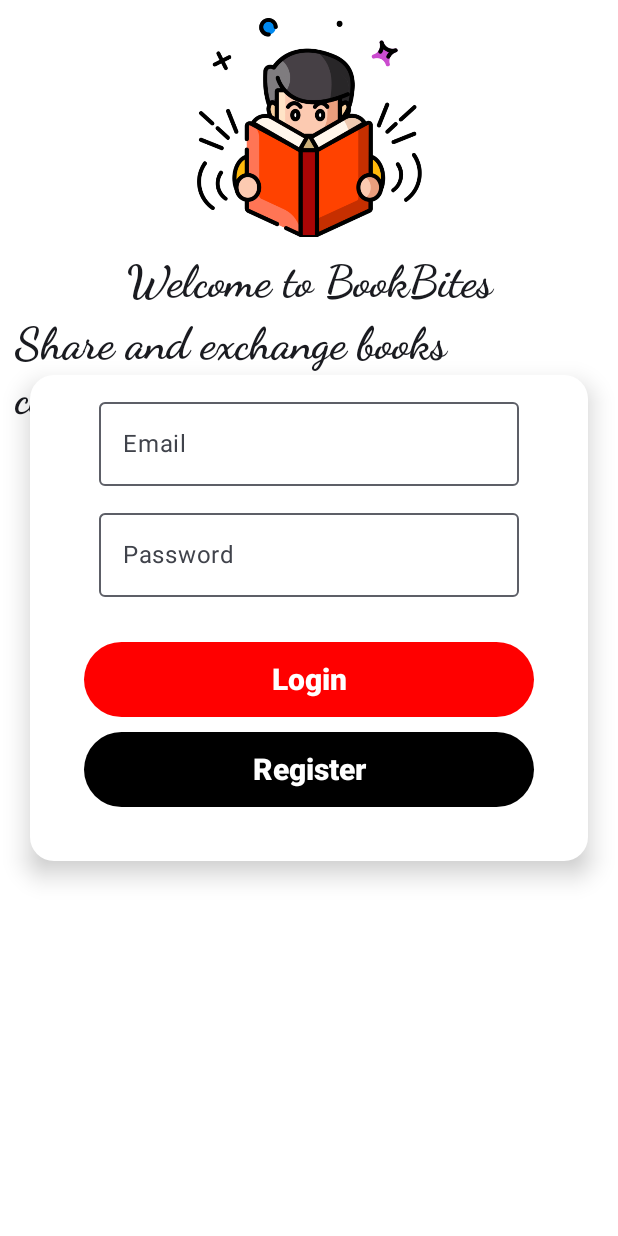
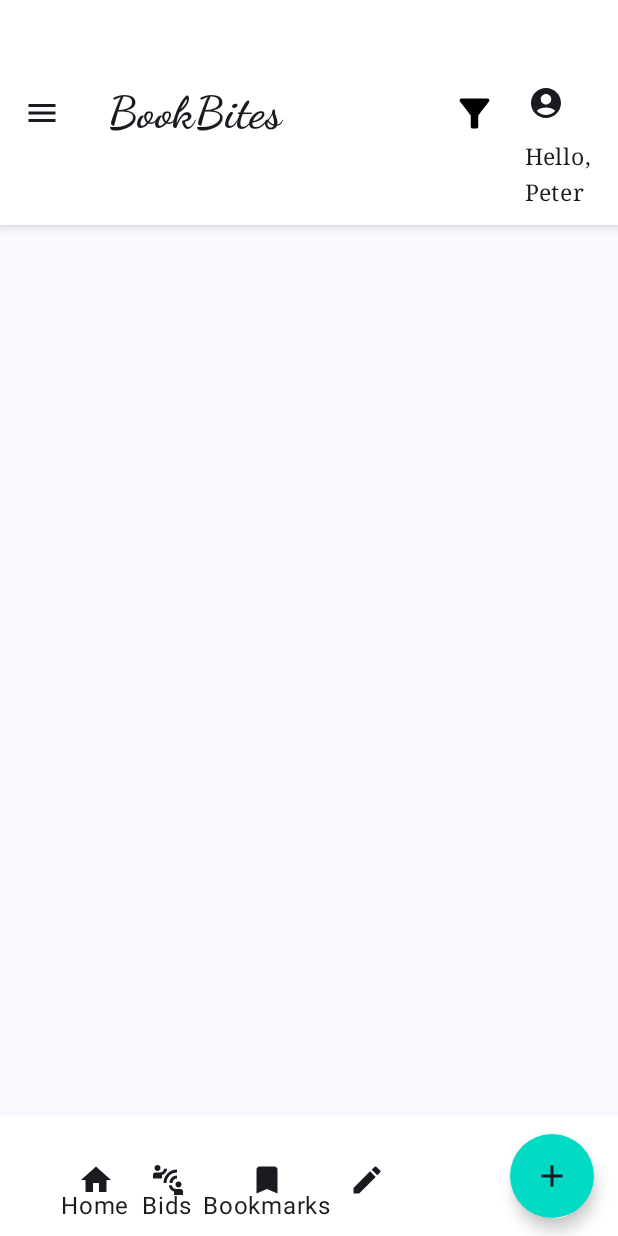
Before and after one commit to Peter-cloud-web/BookBites, an Android app built with Jetpack Compose: the screen it shows after launch (MainActivity), on a phone screen of 412 x 824 dp. Run offline under Robolectric (Android 15) with nearby library versions, the phone set to English and light mode, and no system bars; our stand-ins replace Dagger/Hilt's generated code.

Commit message:
Add top and bottom bars

```diff
--- a/app/src/main/java/com/example/bookbites/MainActivity.kt
+++ b/app/src/main/java/com/example/bookbites/MainActivity.kt
@@ -12,8 +12,10 @@ import androidx.compose.ui.Modifier
 import androidx.compose.ui.tooling.preview.Preview
 import androidx.datastore.preferences.core.Preferences
 import com.example.bookbites.store.DataStore
+import com.example.bookbites.ui.components.Books
 import com.example.bookbites.ui.components.Login
 import com.example.bookbites.ui.components.Register
+import com.example.bookbites.ui.components.TopAppBar
 import com.example.bookbites.ui.theme.BookBitesTheme
 import dagger.hilt.android.AndroidEntryPoint
 
@@ -29,7 +31,7 @@ class MainActivity : ComponentActivity() {
                     modifier = Modifier.fillMaxSize(),
                     color = MaterialTheme.colorScheme.onTertiary
                 ) {
-                    Login()
+                    Books()
                 }
             }
         }
--- /dev/null
+++ b/app/src/main/java/com/example/bookbites/ui/components/TopAppBar.kt
@@ -0,0 +1,191 @@
+package com.example.bookbites.ui.components
+
+import android.annotation.SuppressLint
+import androidx.compose.foundation.Image
+import androidx.compose.foundation.layout.Column
+import androidx.compose.foundation.layout.height
+import androidx.compose.foundation.layout.padding
+import androidx.compose.foundation.layout.size
+import androidx.compose.foundation.layout.width
+import androidx.compose.material.AppBarDefaults
+import androidx.compose.material.FloatingActionButton
+import androidx.compose.material.FloatingActionButtonDefaults
+import androidx.compose.material.IconButton
+import androidx.compose.material.TopAppBar
+import androidx.compose.material.contentColorFor
+import androidx.compose.material.icons.Icons
+import androidx.compose.material.icons.filled.AccountCircle
+import androidx.compose.material.icons.filled.Add
+import androidx.compose.material.icons.filled.Book
+import androidx.compose.material.icons.filled.Bookmark
+import androidx.compose.material.icons.filled.Check
+import androidx.compose.material.icons.filled.ConnectWithoutContact
+import androidx.compose.material.icons.filled.Edit
+import androidx.compose.material.icons.filled.Home
+import androidx.compose.material.icons.filled.Image
+import androidx.compose.material.icons.filled.Menu
+import androidx.compose.material.icons.filled.Mic
+import androidx.compose.material3.BottomAppBar
+import androidx.compose.material3.BottomAppBarDefaults
+import androidx.compose.material3.Icon
+import androidx.compose.material3.MaterialTheme
+import androidx.compose.material3.Scaffold
+import androidx.compose.material3.SearchBar
+import androidx.compose.material3.Text
+import androidx.compose.runtime.Composable
+import androidx.compose.ui.Modifier
+import androidx.compose.ui.res.painterResource
+import androidx.compose.ui.text.font.FontFamily
+import androidx.compose.ui.text.font.FontWeight
+import androidx.compose.ui.tooling.preview.Preview
+import androidx.compose.ui.unit.dp
+import androidx.compose.ui.unit.sp
+import com.example.bookbites.R
+import kotlinx.serialization.json.JsonNull.content
+
+@SuppressLint("UnusedMaterial3ScaffoldPaddingParameter")
+@Composable
+fun Books(){
+    Scaffold (
+        topBar = {TopAppBar()},
+        bottomBar = {BottomAppBar()}
+            ){
+
+    }
+
+
+}
+
+@SuppressLint("UnusedMaterial3ScaffoldPaddingParameter")
+@Composable
+fun TopAppBar() {
+    MaterialTheme {
+                TopAppBar(
+                    modifier = Modifier.height(150.dp),
+                    title = {
+                        Text(
+                            text = "BookBites",
+                            fontFamily = FontFamily.Cursive,
+                            fontWeight = FontWeight.ExtraBold,
+                            fontSize = 30.sp
+                        )
+                    },
+
+                    navigationIcon = {
+                        IconButton(
+                            onClick = {},
+                        ) {
+                            Icon(Icons.Filled.Menu, contentDescription = null)
+                        }
+                    },
+
+                    actions = {
+                        IconButton(
+                            onClick = {},
+                        ) {
+                            Image(
+                                modifier = Modifier.height(30.dp).width(30.dp),
+                                painter = painterResource(R.drawable.baseline_filter_alt_24),
+                                contentDescription = null
+                            )
+
+                        }
+
+                        Column(
+
+                        ) {
+                            IconButton(
+                                modifier = Modifier.padding(top = 35.dp,end = 20.dp),
+                                onClick = {},
+                            ) {
+                                Icon(Icons.Filled.AccountCircle, contentDescription = null)
+                            }
+
+                            Text(
+                            modifier = Modifier.padding(start = 10.dp),
+                                text = "Hello, ",
+                                fontFamily = FontFamily.Serif,
+                                fontWeight = FontWeight.Light,
+                                fontSize = 15.sp
+
+                            )
+
+                            Text(
+                                modifier = Modifier.padding(start = 10.dp),
+                                text = "Peter",
+                                fontFamily = FontFamily.Serif,
+                                fontWeight = FontWeight.Light,
+                                fontSize = 15.sp
+
+                            )
+                        }
+
+
+                    },
+                    backgroundColor = MaterialTheme.colorScheme.onTertiary,
+                    elevation = AppBarDefaults.TopAppBarElevation,
+
+                )
+    }
+}
+
+@Composable
+fun BottomAppBar(){
+            BottomAppBar(
+                actions = {
+
+                    IconButton(
+                        modifier = Modifier.padding(start = 35.dp),
+                        onClick = { /* do something */ }) {
+                        Icon(
+                            Icons.Default.Home,
+                            contentDescription = "Localized description",
+                        )
+                        Text(
+                            modifier = Modifier.padding(top = 35.dp),
+                            text = "Home"
+                        )
+                    }
+                    IconButton(onClick = { /* do something */ }) {
+                        Icon(
+                            Icons.Filled.ConnectWithoutContact,
+                            contentDescription = "Localized description",
+                        )
+                        Text(
+                            modifier = Modifier.padding(top = 35.dp),
+                            text = "Bids"
+                        )
+                    }
+
+                    IconButton(onClick = { /* do something */ }) {
+                        Icon(Icons.Filled.Bookmark, contentDescription = "Localized description")
+                        Text(
+                            modifier = Modifier.padding(top = 35.dp),
+                            text = "Bookmarks"
+                        )
+                    }
+                    IconButton(onClick = { /* do something */ }) {
+                        Icon(
+                            Icons.Filled.Edit,
+                            contentDescription = "Localized description",
+                        )
+                    }
+                },
+                floatingActionButton = {
+                    FloatingActionButton(
+                        onClick = { /* do something */ },
+                        contentColor = BottomAppBarDefaults.bottomAppBarFabColor,
+                        elevation = FloatingActionButtonDefaults.elevation()
+                    ) {
+                        Icon(Icons.Filled.Add, "Localized description")
+                    }
+                },
+                containerColor = MaterialTheme.colorScheme.onTertiary
+            )
+}
+
+@Preview(showBackground = true)
+@Composable
+fun BookPosts() {
+    Books()
+}
--- /dev/null
+++ b/app/src/main/res/drawable/baseline_filter_alt_24.xml
@@ -0,0 +1,5 @@
+<vector android:height="24dp" android:tint="#000000"
+    android:viewportHeight="24" android:viewportWidth="24"
+    android:width="24dp" xmlns:android="http://schemas.android.com/apk/res/android">
+    <path android:fillColor="@android:color/white" android:pathData="M4.25,5.61C6.27,8.2 10,13 10,13v6c0,0.55 0.45,1 1,1h2c0.55,0 1,-0.45 1,-1v-6c0,0 3.72,-4.8 5.74,-7.39C20.25,4.95 19.78,4 18.95,4H5.04C4.21,4 3.74,4.95 4.25,5.61z"/>
+</vector>
```
